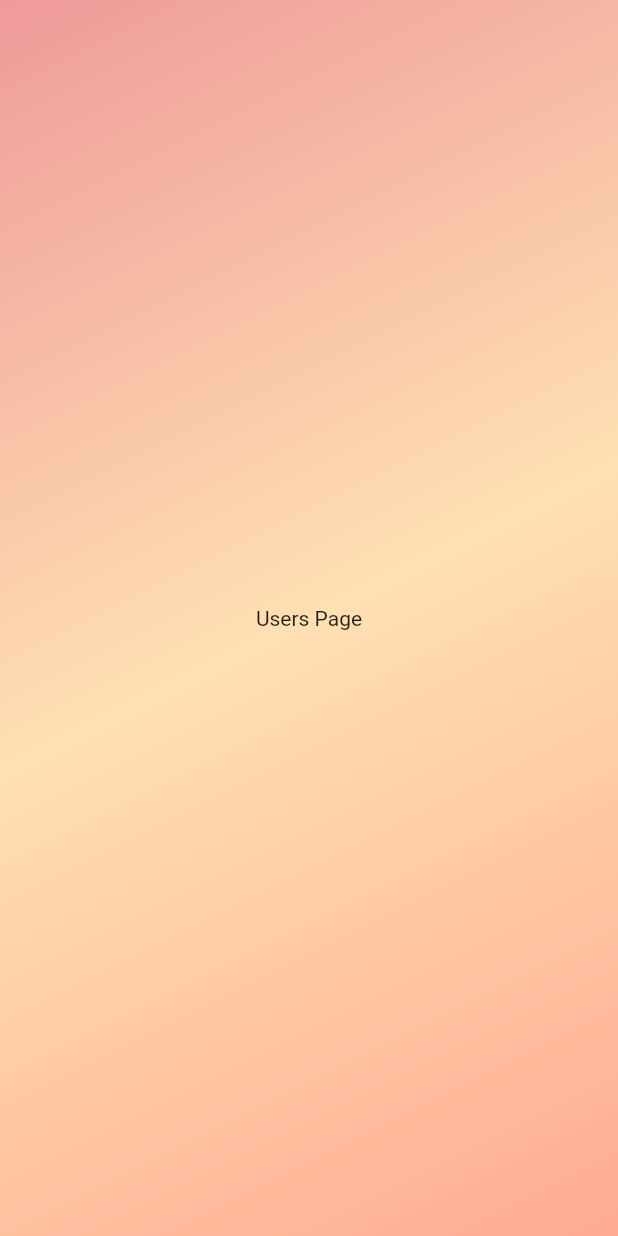
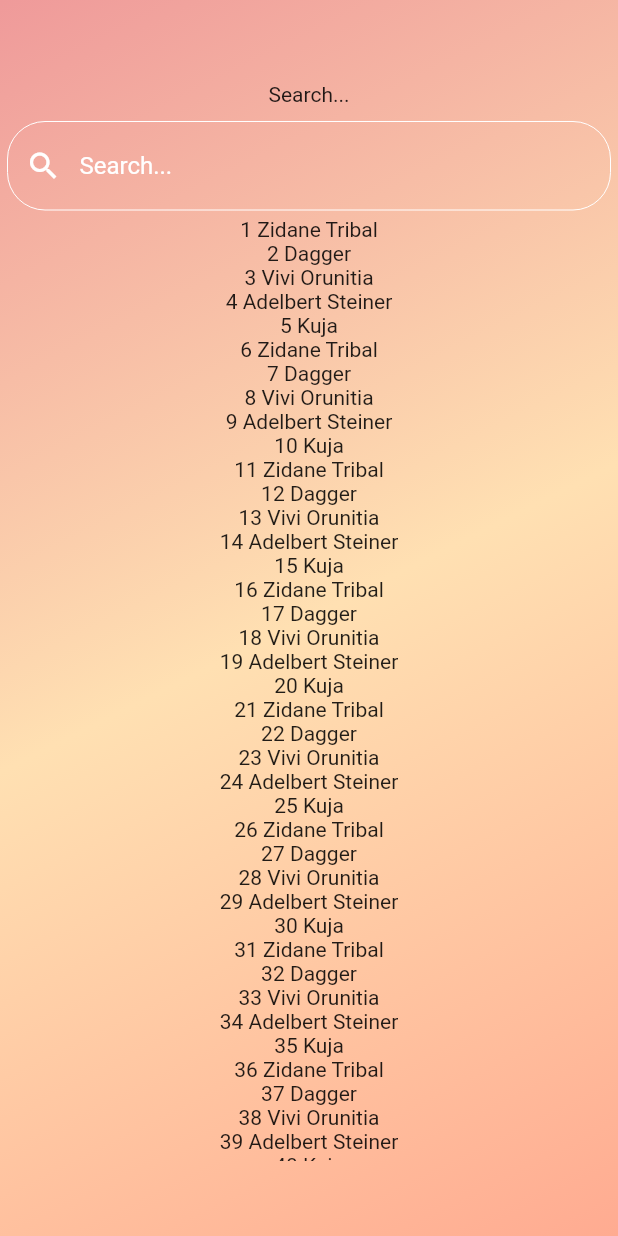
Before and after one commit to linnefromice/flutter_heart_app_02, a Flutter app: the UsersPage screen opened directly, on a phone screen of 412 x 824 dp. Run offline on Flutter 3.47's test engine with Material 2 defaults, Android fonts, the phone set to English and light mode, and no system bars; our stand-ins replace flutter_hooks; missing offline and left inert: fab_circular_menu.

Commit message:
update ui - add header & list (dummy design & datas)

```diff
--- a/lib/screens/users_page.dart
+++ b/lib/screens/users_page.dart
@@ -2,14 +2,77 @@ import 'package:flutter/material.dart';
 import 'package:flutter_hooks/flutter_hooks.dart';
 import 'package:linnefromice/components/wrapper_common_background.dart';
 
+final List datas = [
+  {
+    "name": "Zidane Tribal",
+    "rating": 4,
+  },
+  {
+    "name": "Dagger",
+    "rating": 4,
+  },
+  {
+    "name": "Vivi Orunitia",
+    "rating": 3,
+  },
+  {
+    "name": "Adelbert Steiner",
+    "rating": 2,
+  },
+  {
+    "name": "Kuja",
+    "rating": 5,
+  },
+];
+
 class UsersPage extends HookWidget {
+  Widget _buildHeader() {
+    return Column(
+      children: [
+        Container(
+          margin: EdgeInsets.symmetric(horizontal: 5, vertical: 5),
+          child: Text("Search..."),
+        ),
+        Container(
+          margin: EdgeInsets.symmetric(horizontal: 5, vertical: 5),
+          child: TextField(
+            decoration: InputDecoration(
+              hintText: "Search...",
+              hintStyle: TextStyle(color: Colors.white),
+              prefixIcon: IconButton(
+                icon: Icon(Icons.search, color: Colors.white),
+                onPressed: () {},
+              ),
+              enabledBorder: OutlineInputBorder(
+                borderSide: BorderSide(color: Colors.white, width: 0.0),
+                borderRadius: BorderRadius.all(Radius.circular(25.0)),
+              )
+            )
+          ),
+        )
+      ],
+    );
+  }
+
   @override
   Widget build(BuildContext context) {
     return Scaffold(
       body: WrapperCommonBackground(
-        child: Center(
-          child: Text("Users Page"),
-        ),
+        child: Column(
+          crossAxisAlignment: CrossAxisAlignment.center,
+          children: [
+            SizedBox(height: 50),
+            _buildHeader(),
+            Expanded(
+              child: SingleChildScrollView(
+                child: Column(
+                  children: List.generate(100, (index) => Text("${(index+1).toString()} ${datas[index % 5]["name"]}"))
+                ),
+              ),
+            ),
+            SizedBox(height: 50),
+          ],
+        )
       ),
     );
   }
```
